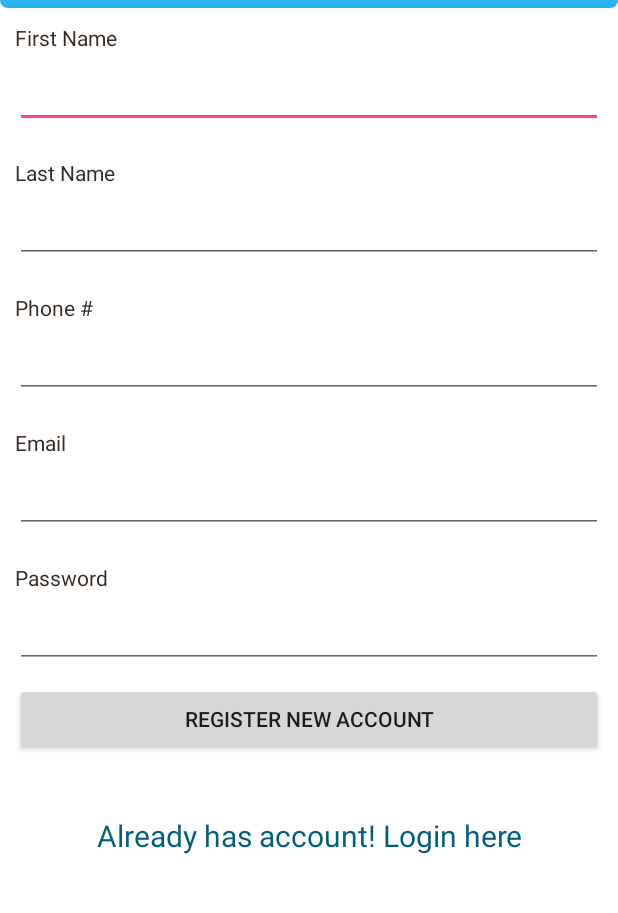
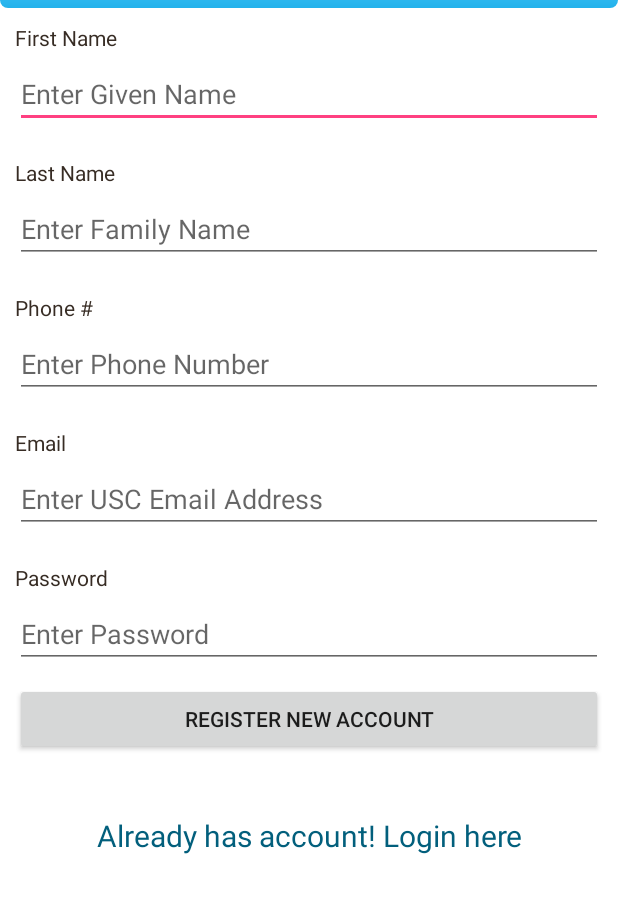
Before and after one commit to TejeshShivanna/EventsSC, an Android app: the RegisterActivity screen opened directly, with no data from a screen before it, on a phone screen of 412 x 824 dp, the part 164-1077 px from its top. Run offline under Robolectric (Android 15) with nearby library versions, the phone set to English and light mode, and no system bars.

Commit message:
updated register activity hints

```diff
--- a/FrontEnd/EventsSC/app/src/main/res/layout/activity_register.xml
+++ b/FrontEnd/EventsSC/app/src/main/res/layout/activity_register.xml
@@ -1,6 +1,7 @@
 <?xml version="1.0" encoding="utf-8"?>
 <ScrollView
     xmlns:android="http://schemas.android.com/apk/res/android"
+    xmlns:tools="http://schemas.android.com/tools"
     android:layout_width="fill_parent"
     android:layout_height="fill_parent"
     android:fillViewport="true">
@@ -50,7 +51,10 @@
                 android:layout_width="fill_parent"
                 android:layout_height="wrap_content"
                 android:layout_marginTop="5dip"
-                android:layout_marginBottom="20dip"/>
+                android:layout_marginBottom="20dip"
+                android:inputType="textCapWords"
+                android:singleLine="true"
+                android:hint="Enter Given Name" />
             <!-- Last Name Label -->
             <TextView android:layout_width="fill_parent"
                 android:layout_height="wrap_content"
@@ -60,17 +64,23 @@
                 android:layout_width="fill_parent"
                 android:layout_height="wrap_content"
                 android:layout_marginTop="5dip"
-                android:layout_marginBottom="20dip"/>
+                android:layout_marginBottom="20dip"
+                android:inputType="textCapWords"
+                android:hint="Enter Family Name"
+                android:singleLine="true" />
             <!-- Phone# Label -->
             <TextView android:layout_width="fill_parent"
                 android:layout_height="wrap_content"
                 android:textColor="#372c24"
-                android:text="Phone #"/>
+                android:text="Phone #" />
             <EditText android:id="@+id/txt_phone"
                 android:layout_width="fill_parent"
                 android:layout_height="wrap_content"
                 android:layout_marginTop="5dip"
-                android:layout_marginBottom="20dip"/>
+                android:layout_marginBottom="20dip"
+                android:inputType="phone"
+                android:hint="Enter Phone Number"
+                android:singleLine="true" />
             <!--  Email Label -->
             <TextView android:layout_width="fill_parent"
                 android:layout_height="wrap_content"
@@ -80,7 +90,10 @@
                 android:layout_width="fill_parent"
                 android:layout_height="wrap_content"
                 android:layout_marginTop="5dip"
-                android:layout_marginBottom="20dip"/>
+                android:layout_marginBottom="20dip"
+                android:inputType="textEmailAddress"
+                android:hint="Enter USC Email Address"
+                android:singleLine="true" />
             <!-- Password Label -->
             <TextView android:layout_width="fill_parent"
                 android:layout_height="wrap_content"
@@ -90,7 +103,9 @@
                 android:layout_width="fill_parent"
                 android:layout_height="wrap_content"
                 android:layout_marginTop="5dip"
-                android:inputType="textPassword"/>
+                android:inputType="textPassword"
+                android:hint="Enter Password"
+                android:singleLine="true" />
             <!-- Register Button -->
             <Button android:id="@+id/btnRegister"
                 android:layout_width="fill_parent"
```
